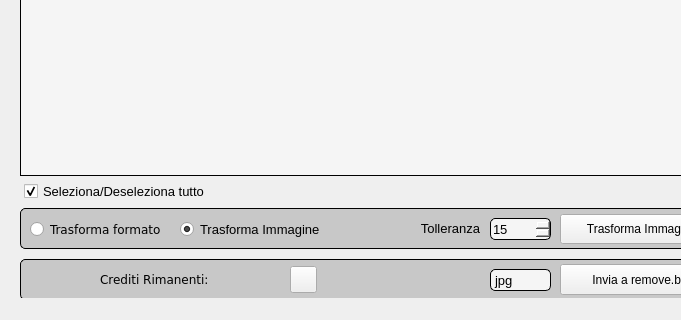
Old version of the form WindowWidgets/MainWindow/mainwindow.ui in the repository RobertoRomolini/FotoMaster; both pictures show x 0 to 681 and y 400 to 720 of the 1270 by 720 pixel window.
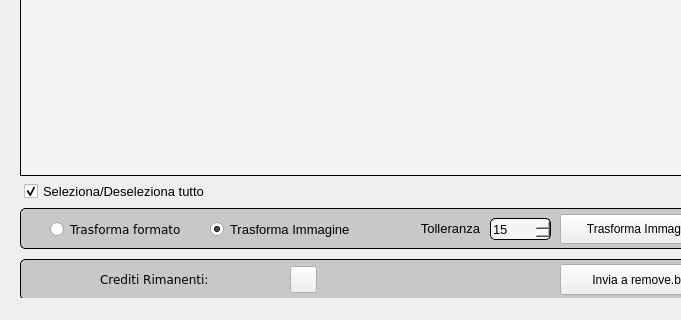
New version of the form. Icons and pictures are not drawn. Custom widgets are drawn as their Qt base class.

Commit message: Remove unnedeed buttom from mainwindow

What changed in the file:
```diff
--- a/WindowWidgets/MainWindow/mainwindow.ui
+++ b/WindowWidgets/MainWindow/mainwindow.ui
@@ -1063,7 +1063,7 @@
    <widget class="QRadioButtonCustom" name="centraRiquadra">
     <property name="geometry">
      <rect>
-      <x>180</x>
+      <x>210</x>
       <y>583</y>
       <width>151</width>
       <height>20</height>
@@ -1090,7 +1090,7 @@
    <widget class="QRadioButtonCustom" name="changeImageFormat">
     <property name="geometry">
      <rect>
-      <x>30</x>
+      <x>50</x>
       <y>583</y>
       <width>151</width>
       <height>20</height>
@@ -1197,62 +1197,6 @@
      <enum>Qt::Vertical</enum>
     </property>
    </widget>
-   <widget class="QComboBox" name="fileOutputRemoveBG">
-    <property name="geometry">
-     <rect>
-      <x>490</x>
-      <y>633</y>
-      <width>61</width>
-      <height>22</height>
-     </rect>
-    </property>
-    <property name="font">
-     <font>
-      <family>Helvetica</family>
-      <pointsize>10</pointsize>
-      <weight>50</weight>
-      <italic>false</italic>
-      <bold>false</bold>
-     </font>
-    </property>
-    <property name="styleSheet">
-     <string notr="true">QComboBox
-{
-	background-color: rgb(245, 245, 245);
-	border: 1px solid black;
-	border-radius: 5px;
-	font: 10pt 'Helvetica';
-}
-
-QComboBox::drop-down 
-{
-    border: 0px; /* This seems to replace the whole arrow of the combo box */
-}
-
-QComboBox::down-arrow
-{
-    border-image: url(:/Files/Files/down.png);
-	background-color: rgb(245, 245, 245);
-width: 15px;
-margin-right: 7px;
-}</string>
-    </property>
-    <item>
-     <property name="text">
-      <string>jpg</string>
-     </property>
-    </item>
-    <item>
-     <property name="text">
-      <string>png</string>
-     </property>
-    </item>
-    <item>
-     <property name="text">
-      <string>zip</string>
-     </property>
-    </item>
-   </widget>
    <widget class="QLabel" name="label_5">
     <property name="geometry">
      <rect>
```
Left out of the diff: 1 changed line with no effect on the pictures.
